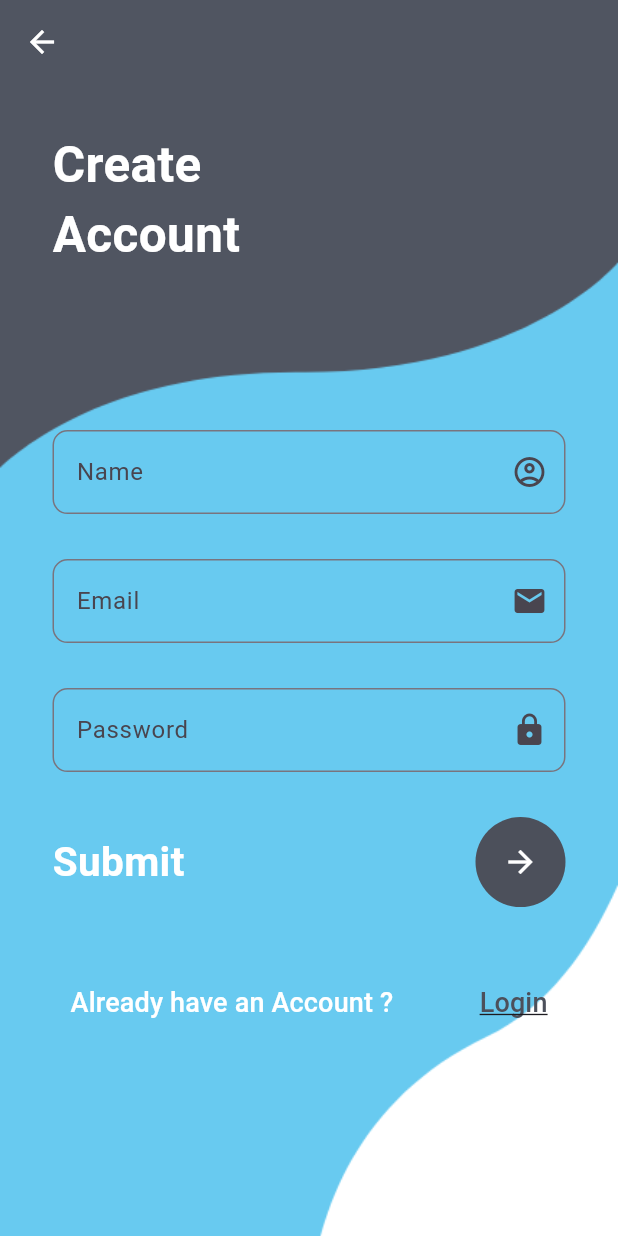
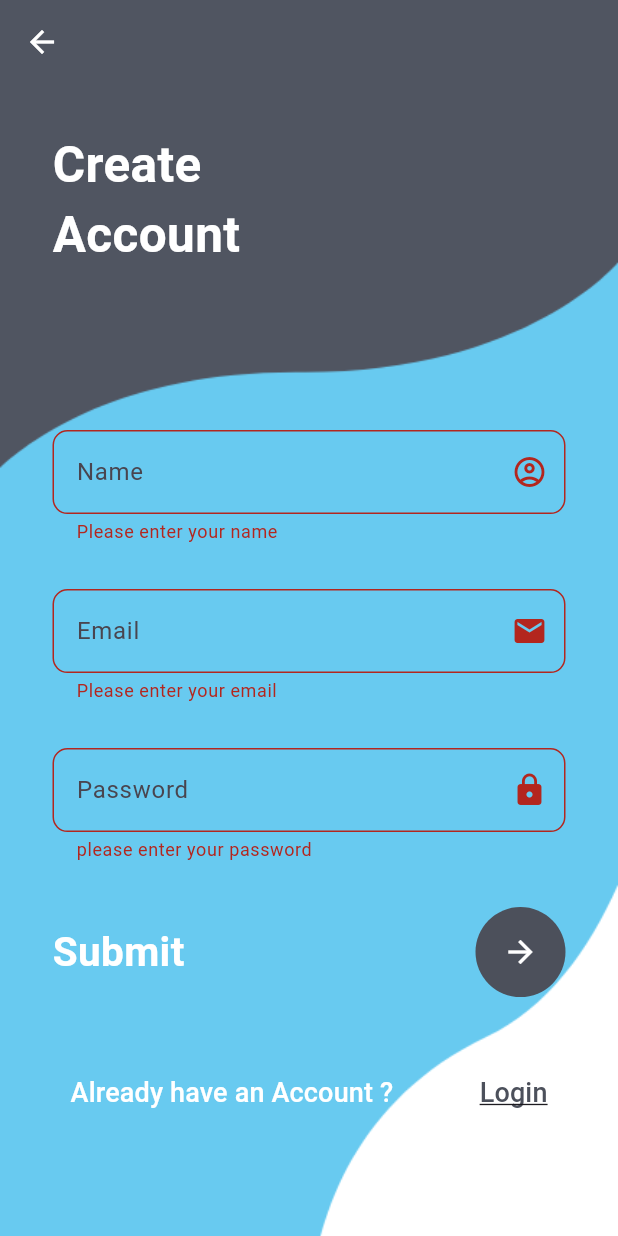
Before and after one commit to sumitro204/LoginSignUp_Ui_Flutter, a Flutter app: the MyRegister screen opened by its route, after a tap on the "arrow forward" icon, on a phone screen of 412 x 824 dp. Run offline on Flutter 3.47's test engine with Material 3 defaults, Android fonts, the phone set to English and light mode, and no system bars.

```diff
--- a/lib/register.dart
+++ b/lib/register.dart
@@ -8,6 +8,12 @@ class MyRegister extends StatefulWidget {
 }
 
 class _MyRegisterState extends State<MyRegister> {
+  final _formKey = GlobalKey<FormState>();
+  //Controllers
+  TextEditingController emailController = TextEditingController();
+  TextEditingController passwordController = TextEditingController();
+  TextEditingController nameController = TextEditingController();
+
   @override
   Widget build(BuildContext context) {
     return Container(
@@ -36,33 +42,50 @@ class _MyRegisterState extends State<MyRegister> {
               child: Container(
                 padding: EdgeInsets.only(top: MediaQuery.of(context).size
                     .height*0.28,right: 35,left: 35),
+                child: Form(
+                  key: _formKey,
                   child: Column(
                     children: [
-                    TextField(
+                      TextFormField(
+                        controller: nameController,
                         decoration: InputDecoration(
                             suffixIcon: Icon(Icons.account_circle_outlined),
                             hintText: 'Name',
-                          // fillColor: Colors.grey.shade100,
-                          // filled: true,
                             border: OutlineInputBorder(
                               borderRadius: BorderRadius.circular(10),
                             )
                         ),
+                        validator: (value){
+                          if(value == null || value.isEmpty){
+                            return 'Please enter your name';
+                          }else{
+                            return null;
+                          }
+                        },
                       ),
                       SizedBox(height: 30,),
-                    TextField(
+                      TextFormField(
+                        controller: emailController,
                         decoration: InputDecoration(
                             suffixIcon: Icon(Icons.email),
                             hintText: 'Email',
-                          // fillColor: Colors.grey.shade100,
-                          // filled: true,
                             border: OutlineInputBorder(
                               borderRadius: BorderRadius.circular(10),
                             )
                         ),
+                        validator: (value){
+                          if(value == null || value.isEmpty){
+                            return 'Please enter your email';
+                          }else if (!RegExp(r'^[\w-\.]+@([\w-]+\.)+[\w-]{2,4}$').hasMatch(value)) {
+                            return 'Please enter a valid email address';
+                          }else{
+                            return null;
+                          }
+                        },
                       ),
                       SizedBox(height: 30,),
-                    TextField(
+                      TextFormField(
+                        controller: passwordController,
                         obscureText: true,
                         decoration: InputDecoration(
                             suffixIcon: Icon(Icons.lock),
@@ -73,6 +96,15 @@ class _MyRegisterState extends State<MyRegister> {
                               borderRadius: BorderRadius.circular(10),
                             )
                         ),
+                        validator: (value){
+                          if(value == null || value.isEmpty){
+                            return 'please enter your password';
+                          }else if(value.length < 6){
+                            return 'Password must be at least 6 character';
+                          }else{
+                            return null;
+                          }
+                        },
                       ),
                       SizedBox(height: 30,),
                       Row(
@@ -82,7 +114,13 @@ class _MyRegisterState extends State<MyRegister> {
                           CircleAvatar(
                             radius: 30,
                             backgroundColor: Color(0xff4c505b),
-                          child: IconButton(onPressed: (){},
+                            child: IconButton(onPressed: (){
+                              if(_formKey.currentState!.validate()){
+                                ScaffoldMessenger.of(context).showSnackBar(
+                                  SnackBar(content: Text('Account Created Successfully'))
+                                );
+                              }
+                            },
                                 color: Colors.white,
                                 icon: Icon(Icons.arrow_forward)),
                           )
@@ -112,6 +150,7 @@ class _MyRegisterState extends State<MyRegister> {
                     ],
                   ),
                 ),
+              ),
             )
           ],
         ),
```
Also changed, not shown: lib/login.dart (+36 -3 lines). Lines whose indentation alone changed are shown as unchanged.
